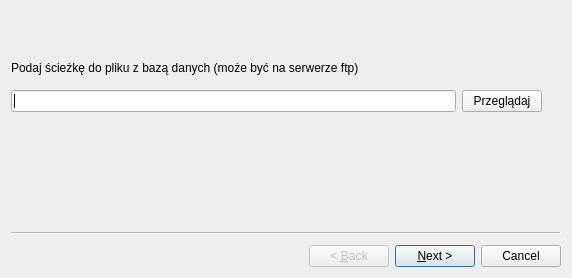
First picture: the form in ustawieniawstepne.ui, repository twardakm/zarzadzanie_projektami, before the edit.
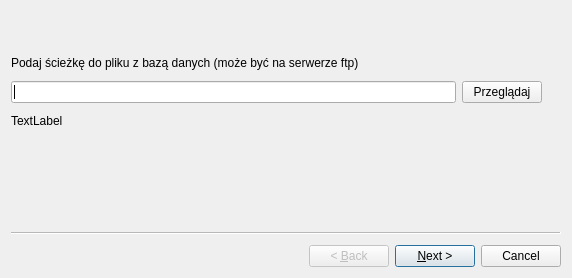
Second picture: the form after the edit.

The edit to the form file:
```diff
--- a/ustawieniawstepne.ui
+++ b/ustawieniawstepne.ui
@@ -20,7 +20,7 @@
       <x>0</x>
       <y>40</y>
       <width>531</width>
-      <height>61</height>
+      <height>81</height>
      </rect>
     </property>
     <layout class="QGridLayout" name="gridLayout_2">
@@ -41,6 +41,16 @@
        </property>
       </widget>
      </item>
+     <item row="2" column="0">
+      <widget class="QLabel" name="blad">
+       <property name="text">
+        <string>TextLabel</string>
+       </property>
+       <property name="textFormat">
+        <enum>Qt::AutoText</enum>
+       </property>
+      </widget>
+     </item>
     </layout>
    </widget>
   </widget>
```
Left out of the diff: 2 changed lines with no effect on the pictures.
